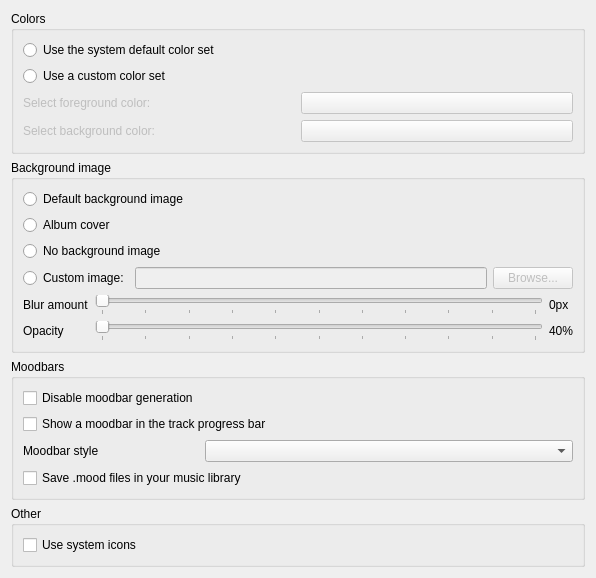
The window that src/ui/appearancesettingspage.ui (clementine-player/Clementine) describes before a commit, drawn with Qt 5.
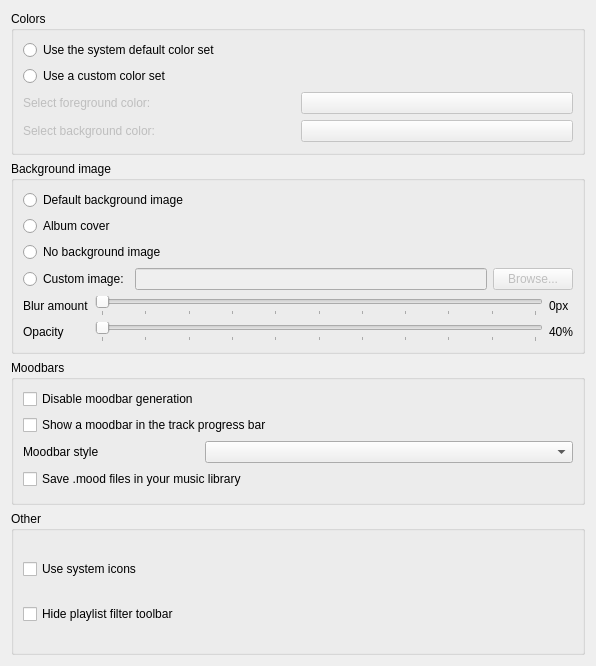
The same window after the commit.

Commit message:
Add appearance option to hide playlist filter toolbar (#5942)
Gives the user the option of a cleaner looking interface if the
filter toolbar isn't used.

```diff
--- a/src/ui/appearancesettingspage.ui
+++ b/src/ui/appearancesettingspage.ui
@@ -7,7 +7,7 @@
     <x>0</x>
     <y>0</y>
     <width>596</width>
-    <height>566</height>
+    <height>666</height>
    </rect>
   </property>
   <property name="windowTitle">
@@ -279,22 +279,20 @@
         </item>
        </layout>
       </item>
+      <item>
+       <layout class="QHBoxLayout" name="horizontalLayout_5">
+        <item>
+         <widget class="QCheckBox" name="b_hide_filter_toolbar">
+          <property name="text">
+           <string>Hide playlist filter toolbar</string>
+          </property>
+         </widget>
+        </item>
+       </layout>
+      </item>
      </layout>
     </widget>
    </item>
-   <item>
-    <spacer name="verticalSpacer">
-     <property name="orientation">
-      <enum>Qt::Vertical</enum>
-     </property>
-     <property name="sizeHint" stdset="0">
-      <size>
-       <width>20</width>
-       <height>40</height>
-      </size>
-     </property>
-    </spacer>
-   </item>
   </layout>
  </widget>
  <resources/>
```
The commit also changes 4 other files.
